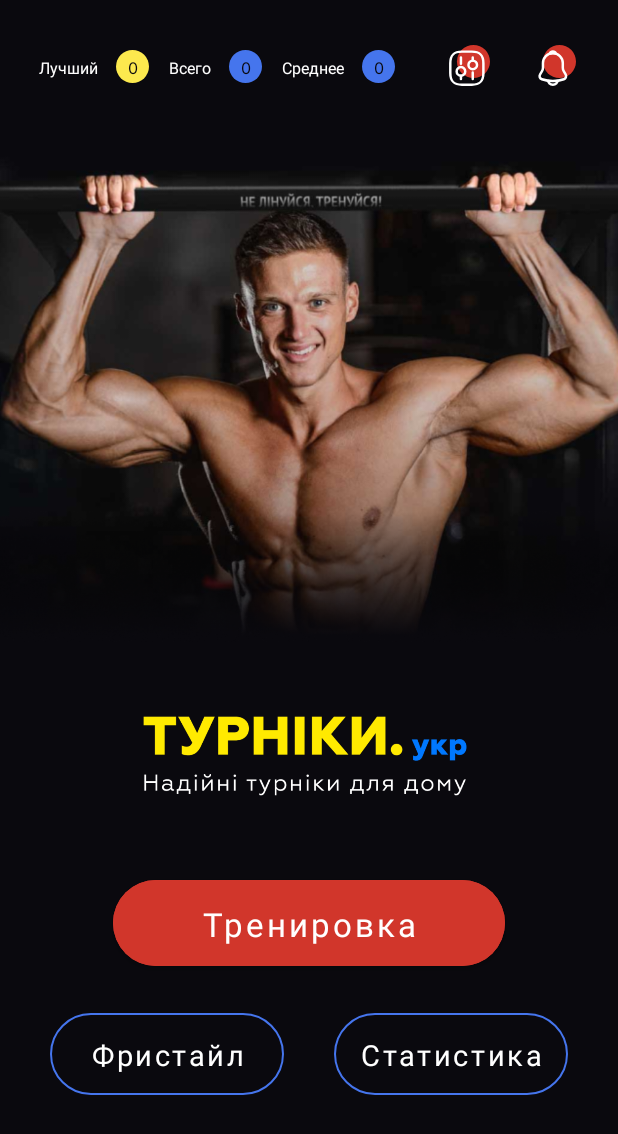
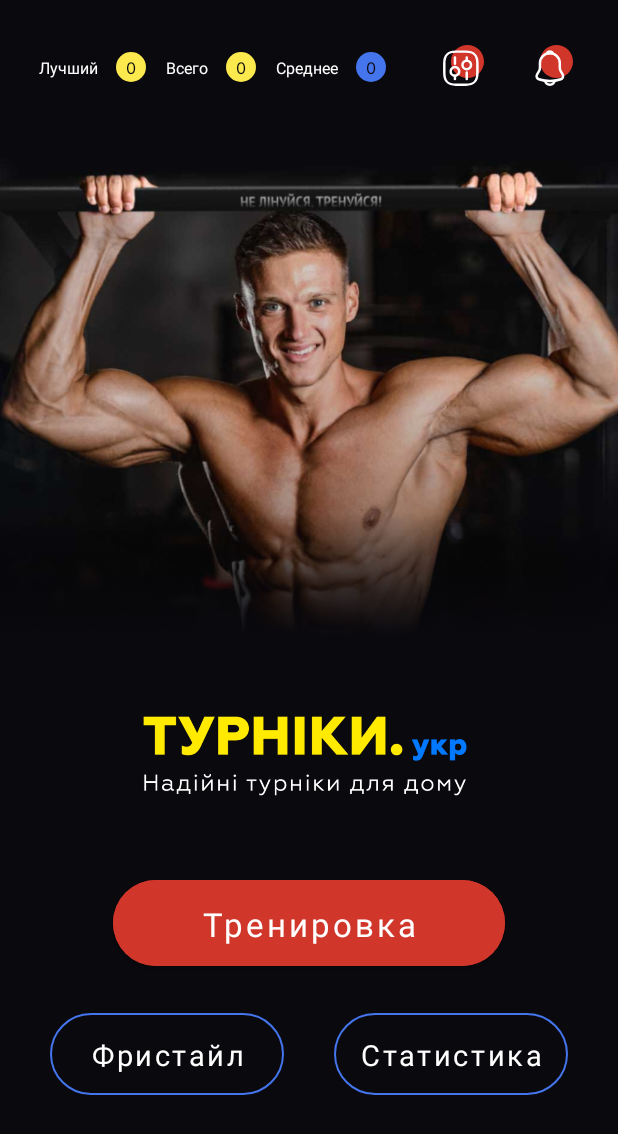
Before and after one commit to MaxVese/TurnikiPushUps, an Android app: the screen it shows after launch (MainActivity), on a phone screen of 412 x 824 dp. Shown: the top 1134 px of the screen. Run offline under Robolectric (Android 15) with nearby library versions, the phone set to English and light mode, and no system bars; our stand-ins replace Dagger/Hilt's generated code, Room's generated code, sdp/ssp sizes.

Commit message:
-Programming toolbar MainFragment

```diff
--- a/app/src/main/java/com/wallet/turnikipushups/db/dao/StatPushUpsDao.kt
+++ b/app/src/main/java/com/wallet/turnikipushups/db/dao/StatPushUpsDao.kt
@@ -18,4 +18,13 @@ interface StatPushUpsDao {
 
     @Query("SELECT * FROM statPushUps")
     fun getAll(): List<StatPushUps>
+
+    @Query("SELECT COUNT(*) FROM statPushUps WHERE count > 0")
+    fun getCountWorkouts():Long
+
+    @Query("SELECT MAX(count) as max FROM statPushUps")
+    fun getBestCount():Int
+
+    @Query("SELECT AVG(count) FROM statPushUps")
+    fun getAverageCount():Int
 }
--- a/app/src/main/java/com/wallet/turnikipushups/ui/main/MainFragment.kt
+++ b/app/src/main/java/com/wallet/turnikipushups/ui/main/MainFragment.kt
@@ -28,6 +28,9 @@ class MainFragment : BaseFragment<FragmentMainBinding>() {
         }
         viewModel.getAllStats()
         withBinding {
+            totalValue.text = viewModel.getCountWorkouts().toString()
+            bestValue.text = viewModel.getBestCount().toString()
+            averageValue.text = viewModel.getAverageCount().toString()
             freestyle.setOnClickListener {
                 findNavController().navigate(R.id.action_mainFragment_to_freestyleFragment)
             }
--- a/app/src/main/java/com/wallet/turnikipushups/ui/main/MainViewModel.kt
+++ b/app/src/main/java/com/wallet/turnikipushups/ui/main/MainViewModel.kt
@@ -12,7 +12,19 @@ class MainViewModel @Inject constructor(val statPushUpsDao: StatPushUpsDao)
 
     val statsPushUps: MutableLiveData<List<StatPushUps>> = MutableLiveData()
 
-        fun getAllStats(){
-            statsPushUps.value = statPushUpsDao.getAll()
-        }
+    fun getAllStats(){
+        statsPushUps.value = statPushUpsDao.getAll()
+    }
+
+    fun getCountWorkouts():Long{
+        return statPushUpsDao.getCountWorkouts()
+    }
+
+    fun getBestCount():Int{
+        return statPushUpsDao.getBestCount()
+    }
+
+    fun getAverageCount():Int{
+        return statPushUpsDao.getAverageCount()
+    }
 }
--- a/app/src/main/res/layout/fragment_main.xml
+++ b/app/src/main/res/layout/fragment_main.xml
@@ -18,27 +18,20 @@
         app:layout_constraintStart_toStartOf="parent"
         app:layout_constraintTop_toTopOf="parent" />
 
-    <ImageView
-        android:id="@+id/bestCircle"
-        android:layout_width="@dimen/_17sdp"
-        android:layout_height="@dimen/_17sdp"
-        android:layout_marginStart="@dimen/_9sdp"
-        android:src="@drawable/circle"
-        app:layout_constraintBottom_toTopOf="@+id/logoWithMan"
-        app:layout_constraintStart_toEndOf="@+id/bestText"
-        app:layout_constraintTop_toTopOf="parent" />
-
     <TextView
         android:id="@+id/bestValue"
         style="@style/text10px"
         android:layout_width="wrap_content"
         android:layout_height="wrap_content"
         android:text="0"
+        android:layout_marginStart="@dimen/_9sdp"
+        android:paddingHorizontal="@dimen/_5sdp"
+        android:paddingVertical="@dimen/_2sdp"
         android:textColor="@color/background"
-        app:layout_constraintBottom_toBottomOf="@+id/bestCircle"
-        app:layout_constraintEnd_toEndOf="@+id/bestCircle"
-        app:layout_constraintStart_toStartOf="@+id/bestCircle"
-        app:layout_constraintTop_toTopOf="@+id/bestCircle" />
+        android:background="@drawable/circle"
+        app:layout_constraintBottom_toTopOf="@+id/logoWithMan"
+        app:layout_constraintStart_toEndOf="@+id/bestText"
+        app:layout_constraintTop_toTopOf="parent" />
 
     <TextView
         android:id="@+id/totalText"
@@ -48,19 +41,8 @@
         android:layout_marginStart="@dimen/_10sdp"
         android:text="@string/total"
         app:layout_constraintBottom_toTopOf="@+id/logoWithMan"
-        app:layout_constraintStart_toEndOf="@+id/bestCircle"
+        app:layout_constraintStart_toEndOf="@+id/bestValue"
         app:layout_constraintTop_toTopOf="parent" />
-
-    <ImageView
-        android:id="@+id/totalCircle"
-        android:layout_width="@dimen/_17sdp"
-        android:layout_height="@dimen/_17sdp"
-        android:layout_marginStart="@dimen/_9sdp"
-        android:src="@drawable/circle"
-        app:layout_constraintBottom_toTopOf="@+id/logoWithMan"
-        app:layout_constraintStart_toEndOf="@+id/totalText"
-        app:layout_constraintTop_toTopOf="parent"
-        app:tint="@color/blue" />
 
     <TextView
         android:id="@+id/totalValue"
@@ -69,10 +51,13 @@
         android:layout_height="wrap_content"
         android:text="0"
         android:textColor="@color/background"
-        app:layout_constraintBottom_toBottomOf="@+id/totalCircle"
-        app:layout_constraintEnd_toEndOf="@+id/totalCircle"
-        app:layout_constraintStart_toStartOf="@+id/totalCircle"
-        app:layout_constraintTop_toTopOf="@+id/totalCircle" />
+        android:layout_marginStart="@dimen/_9sdp"
+        android:paddingHorizontal="@dimen/_5sdp"
+        android:paddingVertical="@dimen/_2sdp"
+        android:background="@drawable/circle"
+        app:layout_constraintBottom_toTopOf="@+id/logoWithMan"
+        app:layout_constraintStart_toEndOf="@+id/totalText"
+        app:layout_constraintTop_toTopOf="parent" />
 
     <TextView
         android:id="@+id/averageText"
@@ -82,19 +67,8 @@
         android:layout_marginStart="@dimen/_10sdp"
         android:text="@string/average"
         app:layout_constraintBottom_toTopOf="@+id/logoWithMan"
-        app:layout_constraintStart_toEndOf="@+id/totalCircle"
+        app:layout_constraintStart_toEndOf="@+id/totalValue"
         app:layout_constraintTop_toTopOf="parent" />
-
-    <ImageView
-        android:id="@+id/averageCircle"
-        android:layout_width="@dimen/_17sdp"
-        android:layout_height="@dimen/_17sdp"
-        android:layout_marginStart="@dimen/_9sdp"
-        android:src="@drawable/circle"
-        app:layout_constraintBottom_toTopOf="@+id/logoWithMan"
-        app:layout_constraintStart_toEndOf="@+id/averageText"
-        app:layout_constraintTop_toTopOf="parent"
-        app:tint="@color/blue" />
 
     <TextView
         android:id="@+id/averageValue"
@@ -103,10 +77,14 @@
         android:layout_height="wrap_content"
         android:text="0"
         android:textColor="@color/background"
-        app:layout_constraintBottom_toBottomOf="@+id/averageCircle"
-        app:layout_constraintEnd_toEndOf="@+id/averageCircle"
-        app:layout_constraintStart_toStartOf="@+id/averageCircle"
-        app:layout_constraintTop_toTopOf="@+id/averageCircle" />
+        android:layout_marginStart="@dimen/_9sdp"
+        android:paddingHorizontal="@dimen/_5sdp"
+        android:paddingVertical="@dimen/_2sdp"
+        android:background="@drawable/circle"
+        android:backgroundTint="@color/blue"
+        app:layout_constraintBottom_toTopOf="@+id/logoWithMan"
+        app:layout_constraintStart_toEndOf="@+id/averageText"
+        app:layout_constraintTop_toTopOf="parent" />
 
 
     <ImageView
@@ -118,7 +96,7 @@
         app:layout_constraintBottom_toTopOf="@+id/logoWithMan"
         app:layout_constraintEnd_toStartOf="@+id/notificationButton"
         app:layout_constraintHorizontal_bias="0.5"
-        app:layout_constraintStart_toEndOf="@+id/averageCircle"
+        app:layout_constraintStart_toEndOf="@+id/averageValue"
         app:layout_constraintTop_toTopOf="parent" />
 
     <ImageView
```
